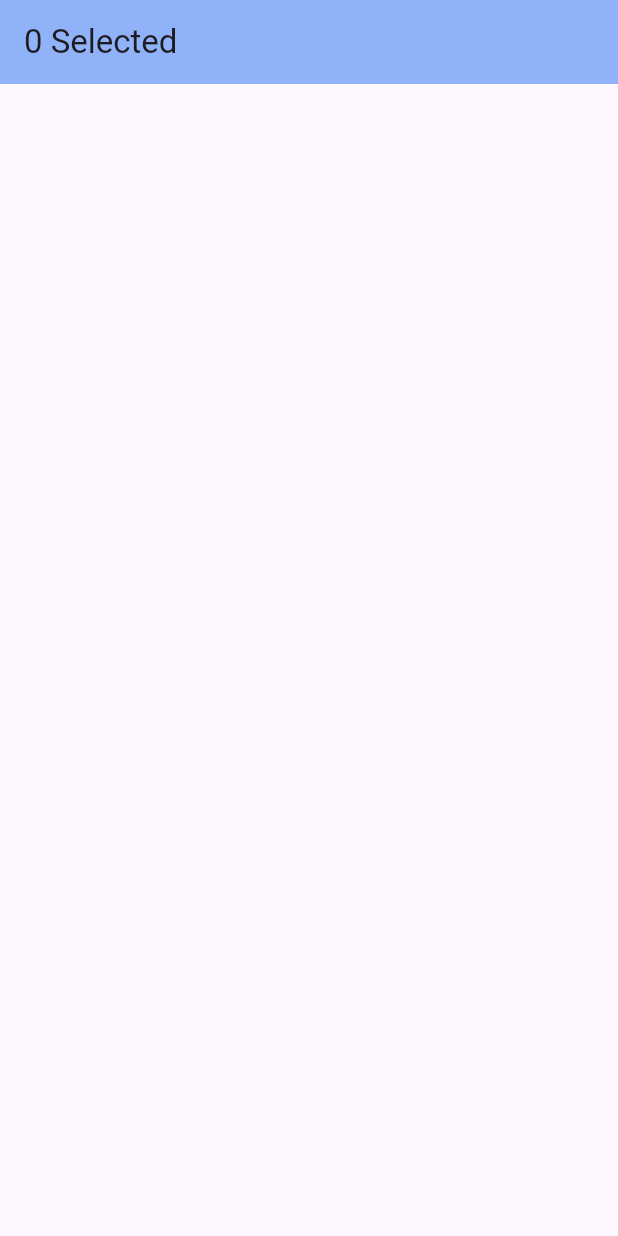
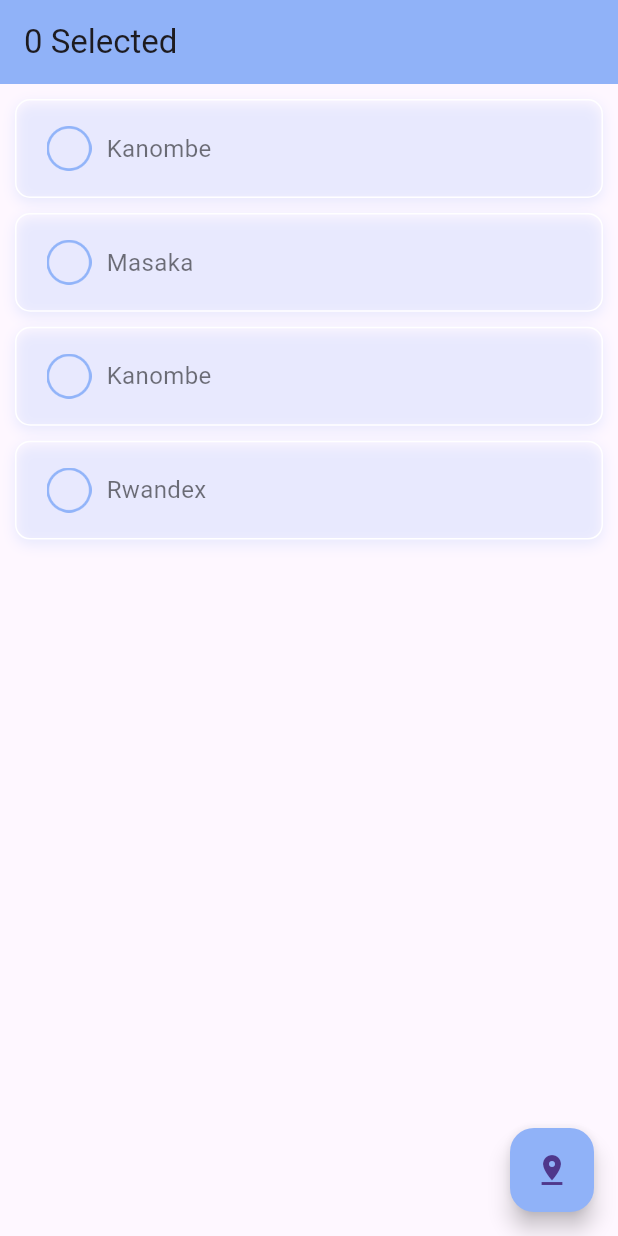
Before and after one commit to sammyniyo/Air-Quality-Moniroting, a Flutter app: the screen it shows after launch, after a tap on "Get Started", on a phone screen of 412 x 824 dp. Run offline on Flutter 3.47's test engine with Material 3 defaults, Android fonts, the phone set to English and light mode, and no system bars.

Commit message:
welcome page

```diff
--- a/aqm/lib/ui/welcome.dart
+++ b/aqm/lib/ui/welcome.dart
@@ -30,10 +30,61 @@
           return Container(
             margin: const EdgeInsets.only(left: 10, top: 10, right: 10),
             padding: const EdgeInsets.symmetric(horizontal: 20),
-              height: size.height,
-              width: size.width,
+            height: size.height * 0.08,
+            decoration: BoxDecoration(
+              border: cities[index].isSelected
+                  ? Border.all(
+                      color: myConstants.secondaryColor.withOpacity(.6),
+                      width: 2,
+                    )
+                  : Border.all(color: Colors.white),
+              borderRadius: const BorderRadius.all(Radius.circular(10)),
+              boxShadow: [
+                BoxShadow(
+                  color: myConstants.primaryColor.withOpacity(.2),
+                  blurRadius: 7,
+                  offset: const Offset(0, 3),
+                ),
+              ],
+            ),
+            child: Row(
+              children: [
+                GestureDetector(
+                  onTap: () {
+                    setState(() {
+                      cities[index].isSelected = !cities[index].isSelected;
+                    });
+                  },
+                  child: Image.asset(
+                    cities[index].isSelected
+                        ? 'assets/checked.png'
+                        : 'assets/unchecked.png',
+                    width: 30,
+                  ),
+                ),
+                const SizedBox(width: 10),
+                Text(
+                  cities[index].region,
+                  style: TextStyle(
+                    fontSize: 16,
+                    color: cities[index].isSelected
+                        ? myConstants.primaryColor
+                        : Colors.black54,
+                  ),
+                )
+              ],
+            ),
           );
-          }),
+        },
+      ),
+      floatingActionButton: FloatingActionButton(
+        // Add button here
+        backgroundColor: myConstants.secondaryColor,
+        child: const Icon(Icons.pin_drop),
+        onPressed: () {
+          print('Pressed');
+        },
+      ),
     );
   }
 }
```
Lines whose indentation alone changed are shown as unchanged.
